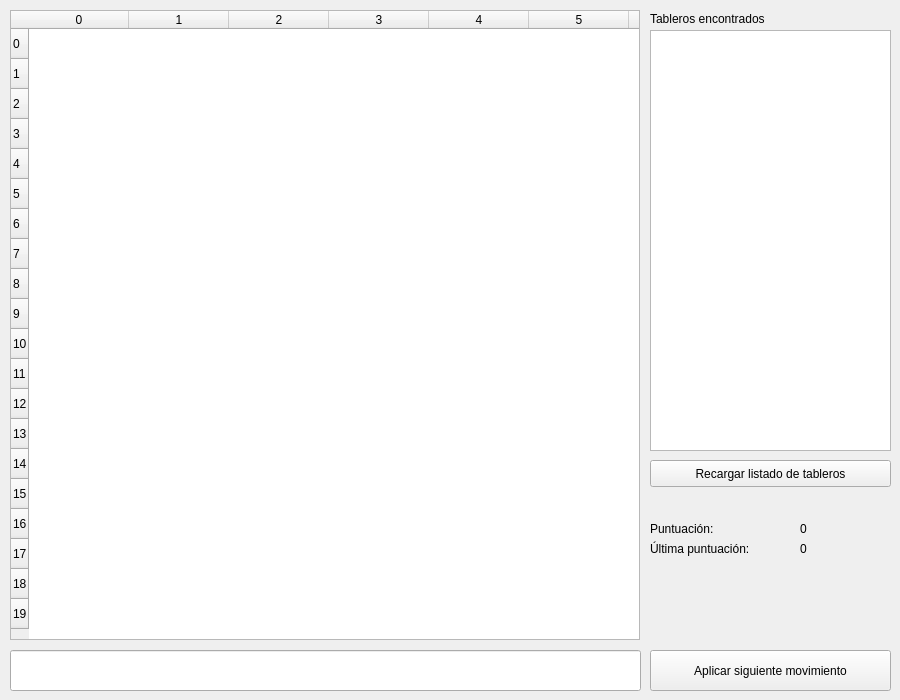
Above: ClickomaniaGUI/mainwindow.ui from cristian64/xxccvv before the change. Below: the same form after it.
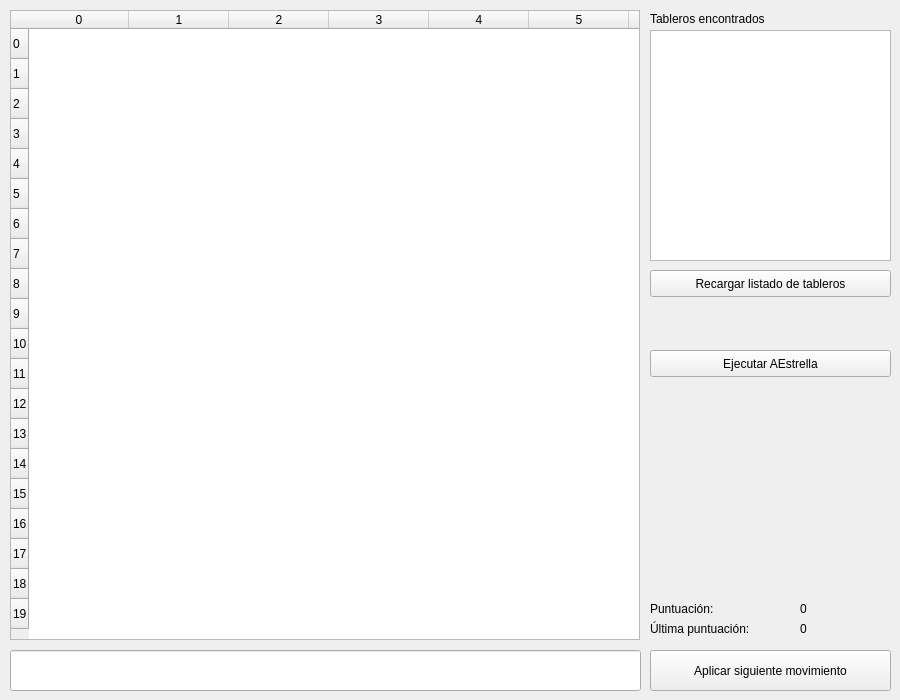
That is the form after the change.

Commit message: Añadido mi AEstrella. Falta mejorar los tipos de datos para ambas listas (cerrada y abierta). También hay que mejorar getGroupMoves/getGroupMove y ver cómo hacer que tarde 12 segundos el AEstrella.

Patch:
```diff
--- a/ClickomaniaGUI/mainwindow.ui
+++ b/ClickomaniaGUI/mainwindow.ui
@@ -271,7 +271,7 @@
     <property name="geometry">
      <rect>
       <x>650</x>
-      <y>460</y>
+      <y>270</y>
       <width>241</width>
       <height>27</height>
      </rect>
@@ -284,7 +284,7 @@
     <property name="geometry">
      <rect>
       <x>650</x>
-      <y>520</y>
+      <y>600</y>
       <width>151</width>
       <height>17</height>
      </rect>
@@ -297,7 +297,7 @@
     <property name="geometry">
      <rect>
       <x>650</x>
-      <y>540</y>
+      <y>620</y>
       <width>151</width>
       <height>17</height>
      </rect>
@@ -310,7 +310,7 @@
     <property name="geometry">
      <rect>
       <x>800</x>
-      <y>520</y>
+      <y>600</y>
       <width>62</width>
       <height>17</height>
      </rect>
@@ -323,7 +323,7 @@
     <property name="geometry">
      <rect>
       <x>800</x>
-      <y>540</y>
+      <y>620</y>
       <width>62</width>
       <height>17</height>
      </rect>
@@ -364,10 +364,23 @@
       <x>650</x>
       <y>30</y>
       <width>241</width>
-      <height>421</height>
+      <height>231</height>
      </rect>
     </property>
    </widget>
+   <widget class="QPushButton" name="pushButton_3">
+    <property name="geometry">
+     <rect>
+      <x>650</x>
+      <y>350</y>
+      <width>241</width>
+      <height>27</height>
+     </rect>
+    </property>
+    <property name="text">
+     <string>Ejecutar AEstrella</string>
+    </property>
+   </widget>
   </widget>
  </widget>
  <layoutdefault spacing="6" margin="11"/>
```
Left out of the diff: 32 changed lines with no effect on the pictures. The commit also changes 9 other files.
